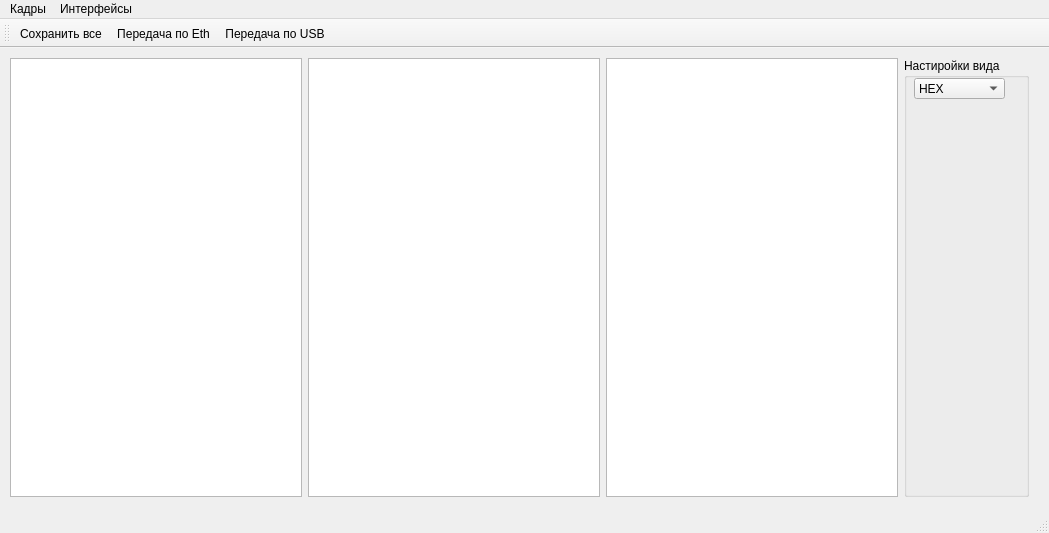
This is mainwindow.ui in Gorbykov/InterfaceTester as Qt 5 draws it before an edit. The edited form follows.
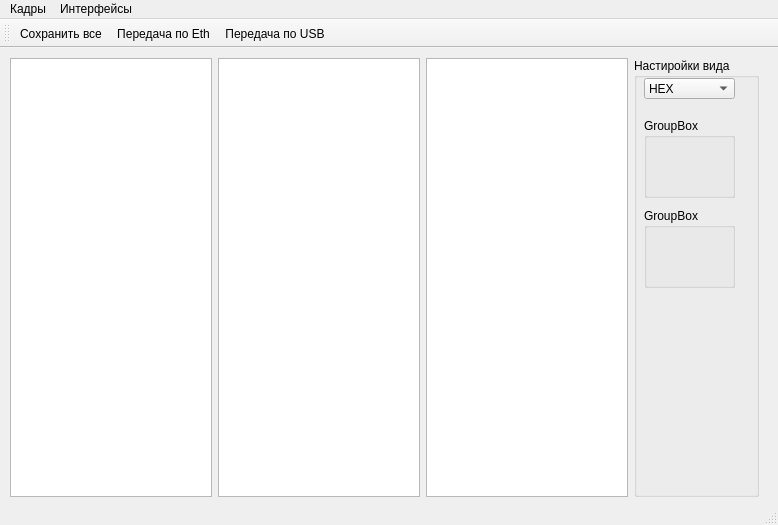
This is the edited form.

Diff of the .ui file:
```diff
--- a/mainwindow.ui
+++ b/mainwindow.ui
@@ -6,8 +6,8 @@
    <rect>
     <x>0</x>
     <y>0</y>
-    <width>1049</width>
-    <height>533</height>
+    <width>778</width>
+    <height>525</height>
    </rect>
   </property>
   <property name="windowTitle">
@@ -19,11 +19,14 @@
      <rect>
       <x>-1</x>
       <y>-1</y>
-      <width>1041</width>
+      <width>771</width>
       <height>461</height>
      </rect>
     </property>
     <layout class="QHBoxLayout" name="horizontalLayout">
+     <property name="sizeConstraint">
+      <enum>QLayout::SetDefaultConstraint</enum>
+     </property>
      <item>
       <widget class="QTextEdit" name="textEditOut">
        <property name="font">
@@ -65,6 +68,12 @@
      </item>
      <item>
       <widget class="QGroupBox" name="settingBox">
+       <property name="sizePolicy">
+        <sizepolicy hsizetype="Preferred" vsizetype="Preferred">
+         <horstretch>0</horstretch>
+         <verstretch>0</verstretch>
+        </sizepolicy>
+       </property>
        <property name="title">
         <string>Настиройки вида</string>
        </property>
@@ -88,6 +97,32 @@
          </property>
         </item>
        </widget>
+       <widget class="QGroupBox" name="groupBox">
+        <property name="geometry">
+         <rect>
+          <x>10</x>
+          <y>60</y>
+          <width>91</width>
+          <height>80</height>
+         </rect>
+        </property>
+        <property name="title">
+         <string>GroupBox</string>
+        </property>
+       </widget>
+       <widget class="QGroupBox" name="groupBox_2">
+        <property name="geometry">
+         <rect>
+          <x>10</x>
+          <y>150</y>
+          <width>91</width>
+          <height>80</height>
+         </rect>
+        </property>
+        <property name="title">
+         <string>GroupBox</string>
+        </property>
+       </widget>
       </widget>
      </item>
     </layout>
@@ -98,7 +133,7 @@
     <rect>
      <x>0</x>
      <y>0</y>
-     <width>1049</width>
+     <width>778</width>
      <height>21</height>
     </rect>
    </property>
```
